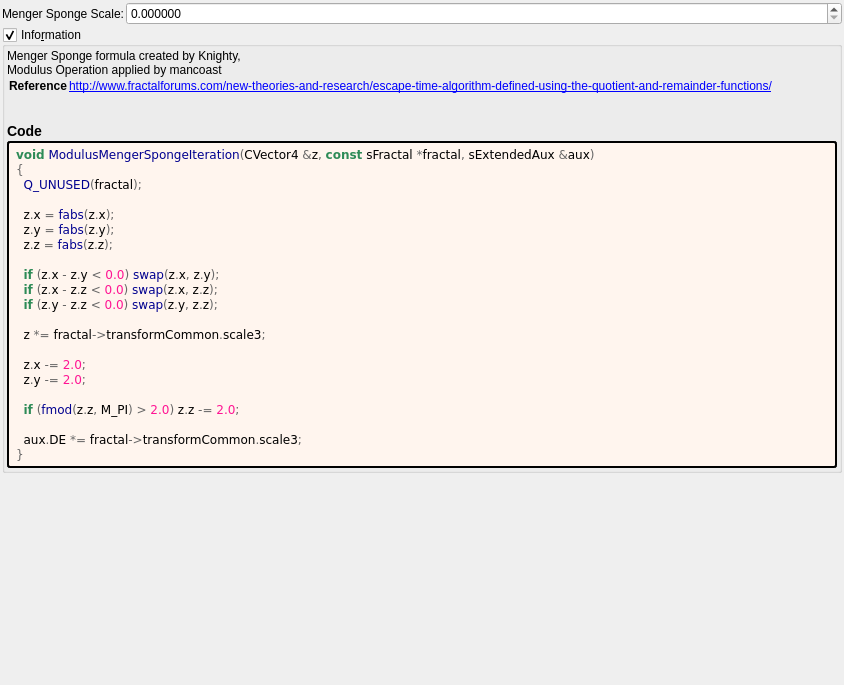
The window that mandelbulber2/formula/ui/modulus_menger_sponge.ui (buddhi1980/mandelbulber2) describes before a commit, drawn with Qt 5.
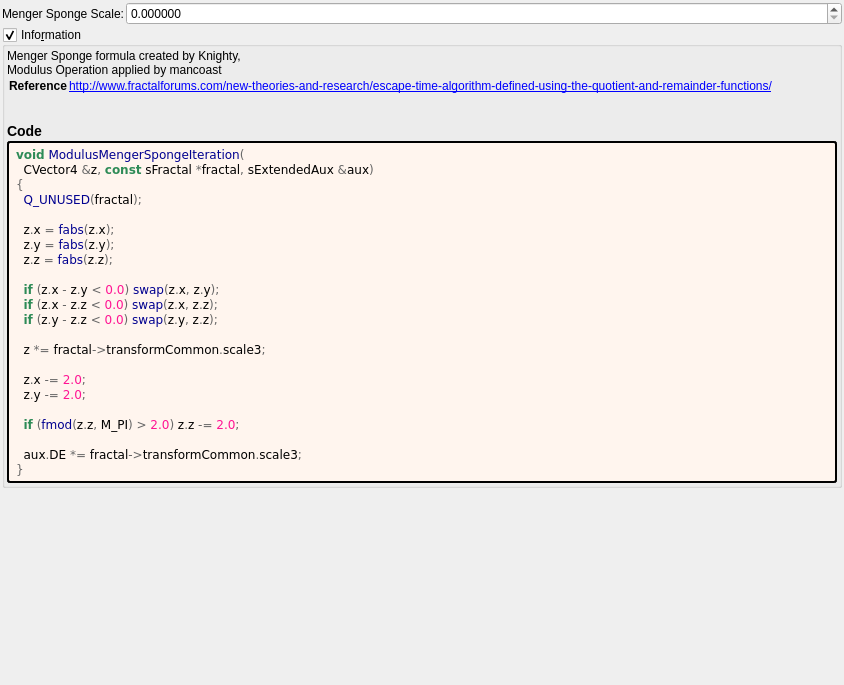
The same window after the commit. Custom widgets are drawn as their Qt base class.

Patch:
```diff
--- a/mandelbulber2/formula/ui/modulus_menger_sponge.ui
+++ b/mandelbulber2/formula/ui/modulus_menger_sponge.ui
@@ -125,7 +125,8 @@
         </property>
         <property name="text">
          <string notr="true">&lt;body style=&quot;background-color:#fff5ee&quot;&gt;
-&lt;pre style=&quot;color:#000000; background-color:#fff5ee;  font-family:'Courier New',monospace;&quot;&gt;&lt;span style=&quot;color:#2e8b57; font-weight:bold&quot;&gt;void&lt;/span&gt; &lt;span style=&quot;color:#00008f&quot;&gt;ModulusMengerSpongeIteration&lt;/span&gt;&lt;span style=&quot;color:#676767&quot;&gt;(&lt;/span&gt;CVector4 &lt;span style=&quot;color:#676767&quot;&gt;&amp;amp;&lt;/span&gt;z&lt;span style=&quot;color:#676767&quot;&gt;,&lt;/span&gt; &lt;span style=&quot;color:#2e8b57; font-weight:bold&quot;&gt;const&lt;/span&gt; sFractal &lt;span style=&quot;color:#676767&quot;&gt;*&lt;/span&gt;fractal&lt;span style=&quot;color:#676767&quot;&gt;,&lt;/span&gt; sExtendedAux &lt;span style=&quot;color:#676767&quot;&gt;&amp;amp;&lt;/span&gt;aux&lt;span style=&quot;color:#676767&quot;&gt;)&lt;/span&gt;
+&lt;pre style=&quot;color:#000000; background-color:#fff5ee;  font-family:'Courier New',monospace;&quot;&gt;&lt;span style=&quot;color:#2e8b57; font-weight:bold&quot;&gt;void&lt;/span&gt; &lt;span style=&quot;color:#00008f&quot;&gt;ModulusMengerSpongeIteration&lt;/span&gt;&lt;span style=&quot;color:#676767&quot;&gt;(&lt;/span&gt;
+  CVector4 &lt;span style=&quot;color:#676767&quot;&gt;&amp;amp;&lt;/span&gt;z&lt;span style=&quot;color:#676767&quot;&gt;,&lt;/span&gt; &lt;span style=&quot;color:#2e8b57; font-weight:bold&quot;&gt;const&lt;/span&gt; sFractal &lt;span style=&quot;color:#676767&quot;&gt;*&lt;/span&gt;fractal&lt;span style=&quot;color:#676767&quot;&gt;,&lt;/span&gt; sExtendedAux &lt;span style=&quot;color:#676767&quot;&gt;&amp;amp;&lt;/span&gt;aux&lt;span style=&quot;color:#676767&quot;&gt;)&lt;/span&gt;
 &lt;span style=&quot;color:#676767&quot;&gt;{&lt;/span&gt;
   &lt;span style=&quot;color:#00008f&quot;&gt;Q_UNUSED&lt;/span&gt;&lt;span style=&quot;color:#676767&quot;&gt;(&lt;/span&gt;fractal&lt;span style=&quot;color:#676767&quot;&gt;);&lt;/span&gt;
 
```
